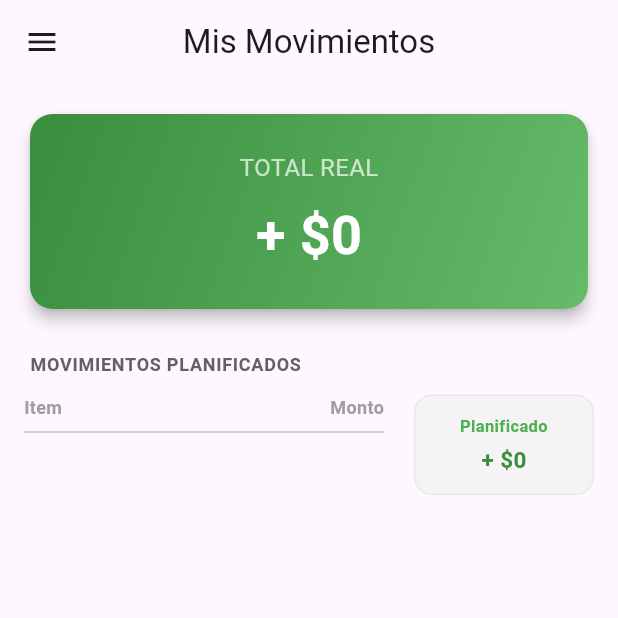
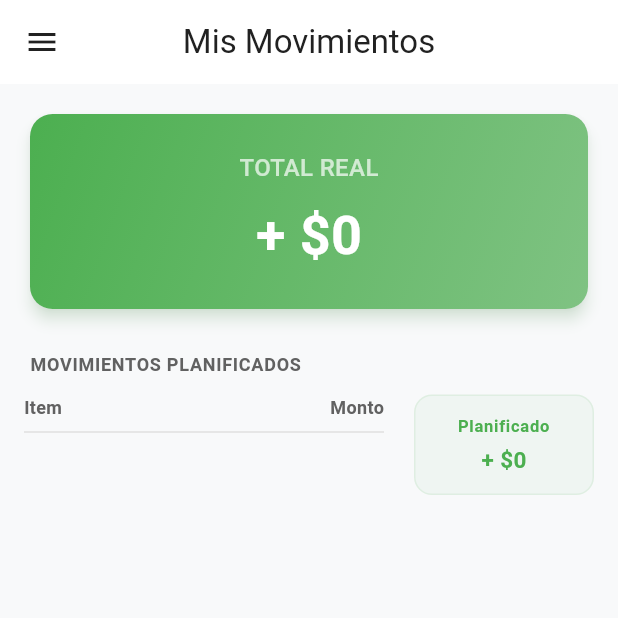
Before and after one commit to pprtrdd/fe-cashify, a Flutter app: the screen it shows once a user with an empty profile is signed in, on a phone screen of 412 x 824 dp, the top half of it. Run offline on Flutter 3.47's test engine with Material 3 defaults, Android fonts, the phone set to English and light mode, and no system bars; our stand-ins replace cloud_firestore, equatable, firebase_auth, firebase_core, flutter_dotenv, get_it; accounts and stored records are empty; network calls fail.

Commit message:
refactor: Introduce AppColors for consistent theming; update UI components across the app for improved readability and maintainability

```diff
--- /dev/null
+++ b/lib/core/theme/app_colors.dart
@@ -0,0 +1,28 @@
+import 'package:flutter/material.dart';
+
+class AppColors {
+  // --- IDENTIDAD DE MARCA ---
+  static const Color primary = Colors.deepPurple;
+  static const Color background = Color(0xFFF8F9FA);
+  static const Color surface = Colors.white;
+  static const Color textOnPrimary = Colors.white;
+
+  // --- SEMÁNTICA FINANCIERA ---
+  static const Color income = Colors.green;           // Entradas de dinero
+  static const Color expense = Colors.red;            // Salidas de dinero
+  static const Color extra = Color(0xFFED6C02);       // Gastos extra / Naranja fuerte
+
+  // --- ESTADOS Y FEEDBACK ---
+  static const Color success = Colors.green;          // Éxito / Completado
+  static const Color warning = Colors.orange;         // Pendiente / Alerta
+  static const Color danger = Colors.red;             // Error / Crítico / Cerrar Sesión
+  static const Color notification = Colors.redAccent; // Badges de conteo
+
+  // --- UI NEUTROS Y TEXTOS ---
+  static const Color textPrimary = Color(0xFF212121); // Texto principal
+  static final Color textLight = Colors.grey[700]!;   // Subtítulos y headers
+  static final Color textFaded = Colors.grey[500]!;   // Textos muy secundarios
+  static final Color fieldFill = Colors.grey[50]!;    // Fondo de inputs
+  static const Color divider = Color(0xFFE0E0E0);     // Líneas divisoras
+  static final Color border = Colors.grey[300]!;      // Bordes de tarjetas o tablas
+}
--- a/lib/features/transaction/presentation/pages/dashboard_screen.dart
+++ b/lib/features/transaction/presentation/pages/dashboard_screen.dart
@@ -1,3 +1,4 @@
+import 'package:cashify/core/theme/app_colors.dart';
 import 'package:cashify/features/shared/widgets/custom_drawer.dart';
 import 'package:cashify/features/transaction/presentation/providers/movement_provider.dart';
 import 'package:cashify/features/transaction/presentation/widgets/category_table.dart';
@@ -24,11 +25,15 @@ class _DashboardScreenState extends State<DashboardScreen> {
 
   @override
   Widget build(BuildContext context) {
-    const Color incomeColor = Colors.green;
-    const Color expenseColor = Colors.red;
-
     return Scaffold(
-      appBar: AppBar(title: const Text("Mis Movimientos"), centerTitle: true),
+      backgroundColor: AppColors.background,
+      appBar: AppBar(
+        title: const Text("Mis Movimientos"),
+        centerTitle: true,
+        backgroundColor: AppColors.surface,
+        foregroundColor: AppColors.textPrimary,
+        elevation: 0,
+      ),
       drawer: const CustomDrawer(),
       body: Consumer<MovementProvider>(
         builder: (context, provider, child) {
@@ -61,15 +66,19 @@ class _DashboardScreenState extends State<DashboardScreen> {
                         label: "Planificado",
                         amount: provider.plannedTotal,
                         color: provider.plannedTotal >= 0
-                            ? incomeColor
-                            : expenseColor,
+                            ? AppColors.income
+                            : AppColors.expense,
                       ),
                     ),
                   ],
                 ),
 
                 if (provider.hasExtraCategories) ...[
-                  const Divider(height: 50, thickness: 1),
+                  const Divider(
+                    height: 50,
+                    thickness: 1,
+                    color: AppColors.divider,
+                  ),
                   _buildSectionHeader("MOVIMIENTOS EXTRAS"),
                   Row(
                     crossAxisAlignment: CrossAxisAlignment.start,
@@ -87,8 +96,8 @@ class _DashboardScreenState extends State<DashboardScreen> {
                           label: "Total Extras",
                           amount: provider.totalExtra,
                           color: provider.totalExtra >= 0
-                              ? incomeColor
-                              : expenseColor,
+                              ? AppColors.income
+                              : AppColors.expense,
                         ),
                       ),
                     ],
@@ -111,7 +120,7 @@ class _DashboardScreenState extends State<DashboardScreen> {
         style: TextStyle(
           fontSize: 12,
           fontWeight: FontWeight.bold,
-          color: Colors.grey[700],
+          color: AppColors.textLight,
           letterSpacing: 0.5,
         ),
       ),
--- a/lib/features/transaction/presentation/widgets/category_table.dart
+++ b/lib/features/transaction/presentation/widgets/category_table.dart
@@ -1,3 +1,4 @@
+import 'package:cashify/core/theme/app_colors.dart';
 import 'package:cashify/core/utils/formatters.dart';
 import 'package:flutter/material.dart';
 
@@ -10,14 +11,14 @@ class CategoryTable extends StatelessWidget {
   Widget build(BuildContext context) {
     return Column(
       children: [
-        const Row(
+        Row(
           mainAxisAlignment: MainAxisAlignment.spaceBetween,
           children: [
             Text(
               "Item",
               style: TextStyle(
                 fontWeight: FontWeight.bold,
-                color: Colors.grey,
+                color: AppColors.textLight,
                 fontSize: 12,
               ),
             ),
@@ -25,27 +26,33 @@ class CategoryTable extends StatelessWidget {
               "Monto",
               style: TextStyle(
                 fontWeight: FontWeight.bold,
-                color: Colors.grey,
+                color: AppColors.textLight,
                 fontSize: 12,
               ),
             ),
           ],
         ),
-        const Divider(),
+        const Divider(color: AppColors.divider),
         ...groupedData.entries.map(
           (entry) => Padding(
             padding: const EdgeInsets.symmetric(vertical: 8.0),
             child: Row(
               mainAxisAlignment: MainAxisAlignment.spaceBetween,
               children: [
-                Text(entry.key, style: const TextStyle(fontSize: 14)),
+                Text(
+                  entry.key,
+                  style: const TextStyle(
+                    fontSize: 14,
+                    color: AppColors.textPrimary,
+                  ),
+                ),
                 Text(
                   "${entry.value < 0 ? '-' : '+'} ${Formatters.currencyWithSymbol(entry.value.abs())}",
                   style: TextStyle(
                     fontWeight: FontWeight.w600,
                     color: entry.value < 0
-                        ? Colors.red.shade700
-                        : Colors.green.shade700,
+                        ? AppColors.expense
+                        : AppColors.income,
                   ),
                 ),
               ],
--- a/lib/features/transaction/presentation/widgets/mini_info_card.dart
+++ b/lib/features/transaction/presentation/widgets/mini_info_card.dart
@@ -1,3 +1,4 @@
+import 'package:cashify/core/theme/app_colors.dart';
 import 'package:cashify/core/utils/formatters.dart';
 import 'package:flutter/material.dart';
 
@@ -16,13 +17,14 @@ class MiniInfoCard extends StatelessWidget {
   @override
   Widget build(BuildContext context) {
     final bool isNeg = amount < 0;
+    final Color amountColor = isNeg ? AppColors.expense : AppColors.income;
 
     return Container(
       padding: const EdgeInsets.all(12),
       decoration: BoxDecoration(
-        color: color.withValues(alpha: 0.05),
+        color: color.withValues(alpha: .05),
         borderRadius: BorderRadius.circular(12),
-        border: Border.all(color: color.withValues(alpha: 0.1)),
+        border: Border.all(color: color.withValues(alpha: .1)),
       ),
       child: Column(
         mainAxisSize: MainAxisSize.min,
@@ -31,8 +33,10 @@ class MiniInfoCard extends StatelessWidget {
             label,
             style: TextStyle(
               fontSize: 11,
-              color: color,
+              color:
+                  color,
               fontWeight: FontWeight.bold,
+              letterSpacing: 0.5,
             ),
             textAlign: TextAlign.center,
           ),
@@ -42,7 +46,7 @@ class MiniInfoCard extends StatelessWidget {
             style: TextStyle(
               fontSize: 15,
               fontWeight: FontWeight.bold,
-              color: isNeg ? Colors.red.shade700 : Colors.green.shade700,
+              color: amountColor,
             ),
           ),
         ],
--- a/lib/features/transaction/presentation/widgets/summary_card.dart
+++ b/lib/features/transaction/presentation/widgets/summary_card.dart
@@ -1,3 +1,4 @@
+import 'package:cashify/core/theme/app_colors.dart';
 import 'package:cashify/core/utils/formatters.dart';
 import 'package:flutter/material.dart';
 
@@ -10,16 +11,20 @@ class SummaryCard extends StatelessWidget {
   @override
   Widget build(BuildContext context) {
     final bool isNeg = total < 0;
+    final Color baseColor = isNeg ? AppColors.expense : AppColors.income;
+
     return Card(
       elevation: 4,
+      shadowColor: baseColor.withValues(alpha: 0.3),
       shape: RoundedRectangleBorder(borderRadius: BorderRadius.circular(15)),
       child: Container(
         padding: const EdgeInsets.all(24),
         decoration: BoxDecoration(
           gradient: LinearGradient(
-            colors: isNeg
-                ? [Colors.red.shade700, Colors.red.shade400]
-                : [Colors.green.shade700, Colors.green.shade400],
+            colors: [
+              baseColor,
+              baseColor.withValues(alpha: 0.7),
+            ],
             begin: Alignment.topLeft,
             end: Alignment.bottomRight,
           ),
@@ -29,15 +34,22 @@ class SummaryCard extends StatelessWidget {
           children: [
             Text(
               title,
-              style: const TextStyle(color: Colors.white70, fontSize: 16),
+              style: const TextStyle(
+                color: Colors.white70,
+                fontSize: 16,
+                fontWeight: FontWeight.w500,
+              ),
             ),
             const SizedBox(height: 8),
-            Text(
-              "${isNeg ? '- ' : '+ '}${Formatters.currencyWithSymbol(total.abs())}",
-              style: const TextStyle(
-                color: Colors.white,
-                fontSize: 36,
-                fontWeight: FontWeight.bold,
+            FittedBox(
+              fit: BoxFit.scaleDown,
+              child: Text(
+                "${isNeg ? '- ' : '+ '}${Formatters.currencyWithSymbol(total.abs())}",
+                style: const TextStyle(
+                  color: AppColors.textOnPrimary,
+                  fontSize: 36,
+                  fontWeight: FontWeight.bold,
+                ),
               ),
             ),
           ],
--- a/lib/main.dart
+++ b/lib/main.dart
@@ -1,4 +1,5 @@
 import 'package:cashify/core/auth/auth_wrapper.dart';
+import 'package:cashify/core/theme/app_colors.dart'; // Importa tus colores
 import 'package:cashify/features/transaction/presentation/providers/movement_provider.dart';
 import 'package:cashify/firebase_options.dart';
 import 'package:cashify/injection_container.dart' as di;
@@ -35,8 +36,9 @@ class MainApp extends StatelessWidget {
       debugShowCheckedModeBanner: false,
       title: 'Cashify',
       theme: ThemeData(
-        colorScheme: ColorScheme.fromSeed(seedColor: Colors.deepPurple),
+        colorScheme: ColorScheme.fromSeed(seedColor: AppColors.primary),
         useMaterial3: true,
+        scaffoldBackgroundColor: AppColors.background,
       ),
       home: const AuthWrapper(),
     );
```
Also changed, not shown: lib/features/auth/presentation/login_screen.dart (+11 -2 lines), lib/features/shared/widgets/custom_drawer.dart (+15 -12 lines), lib/features/transaction/presentation/pages/movement_form_screen.dart (+35 -25 lines), lib/features/transaction/presentation/pages/pending_movements_screen.dart (+35 -19 lines), lib/features/transaction/presentation/widgets/category_dropdown_field.dart (+30 -7 lines), lib/features/transaction/presentation/widgets/custom_text_field.dart (+21 -3 lines), lib/features/transaction/presentation/widgets/month_year_picker.dart (+23 -5 lines).
